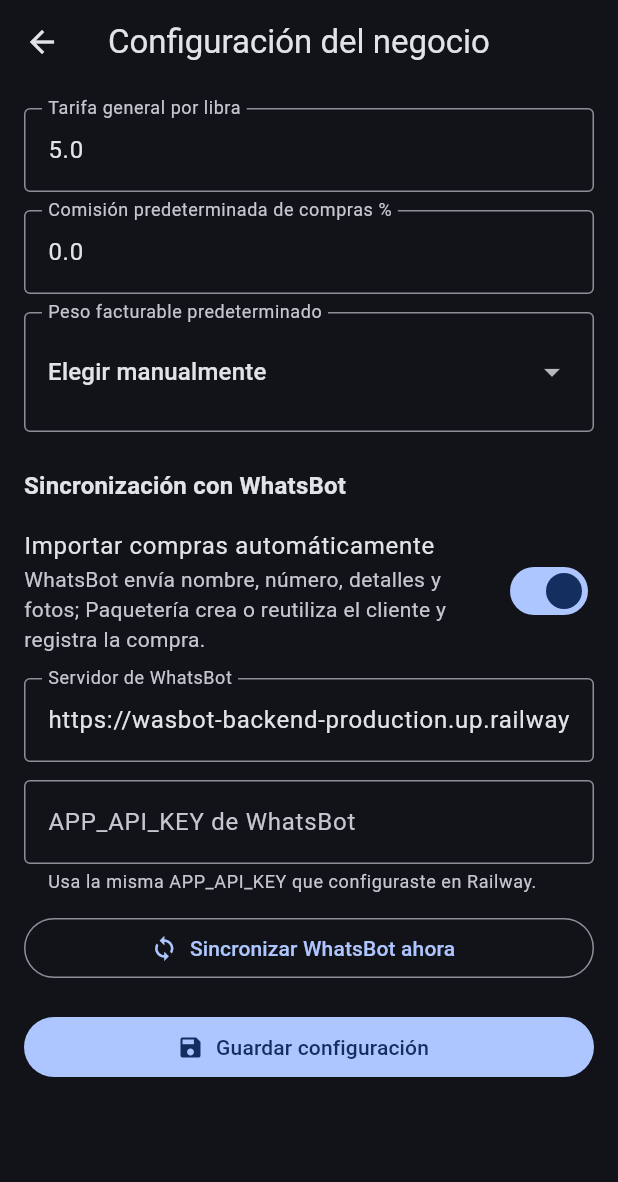
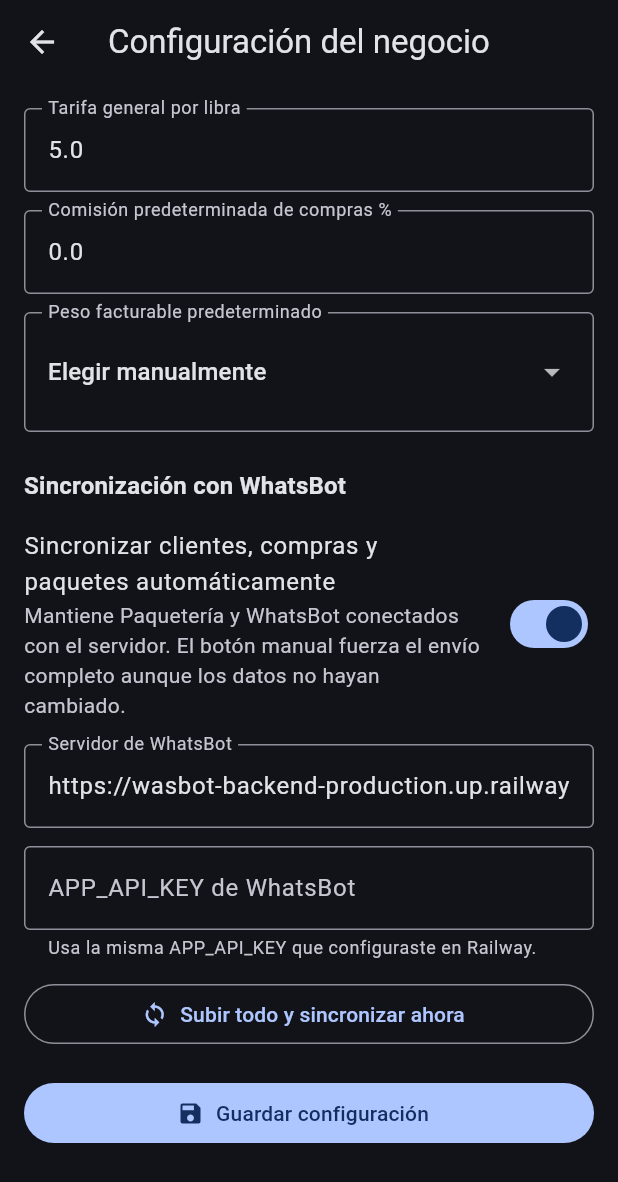
Before and after one commit to angeljo0801/Paqueter-a, a Flutter app: the SettingsPage screen opened directly, on a phone screen of 412 x 824 dp. Shown: the top 1182 px of the screen. Run offline on Flutter 3.47's test engine with Material 3 defaults, Android fonts, the phone set to English and light mode, and no system bars; our stand-ins replace file_picker, flutter_contacts, flutter_secure_storage, image_picker, shared_preferences; missing offline and left inert: google_mlkit_text_recognition, mobile_scanner; accounts and stored records are empty; project files that could hold a hidden picture were left out.

Commit message:
Make manual WhatsBot sync clearly upload all business data

```diff
--- a/paqueteria/lib/extras.dart
+++ b/paqueteria/lib/extras.dart
@@ -280,7 +280,7 @@
     setState(()=>syncing=true);
     try{
       await save();
-      final count=await WhatsBotPurchaseSyncService.sync();
+      final count=await WhatsBotPurchaseSyncService.sync(forcePush:true);
       if(mounted){
         ScaffoldMessenger.of(context).showSnackBar(
           SnackBar(content:Text(count==0
@@ -338,9 +338,10 @@
           const SizedBox(height:8),
           SwitchListTile(
             contentPadding:EdgeInsets.zero,
-            title:const Text('Importar compras automáticamente'),
+            title:const Text('Sincronizar clientes, compras y paquetes automáticamente'),
             subtitle:const Text(
-              'WhatsBot envía nombre, número, detalles y fotos; Paquetería crea o reutiliza el cliente y registra la compra.',
+              'Mantiene Paquetería y WhatsBot conectados con el servidor. '
+              'El botón manual fuerza el envío completo aunque los datos no hayan cambiado.',
             ),
             value:whatsBotSyncEnabled,
             onChanged:(v)=>setState(()=>whatsBotSyncEnabled=v),
@@ -371,7 +372,7 @@
             icon:syncing
               ? const SizedBox.square(dimension:18,child:CircularProgressIndicator(strokeWidth:2))
               : const Icon(Icons.sync),
-            label:Text(syncing?'Sincronizando…':'Sincronizar WhatsBot ahora'),
+            label:Text(syncing?'Sincronizando…':'Subir todo y sincronizar ahora'),
           ),
           const SizedBox(height:18),
           FilledButton.icon(
```
